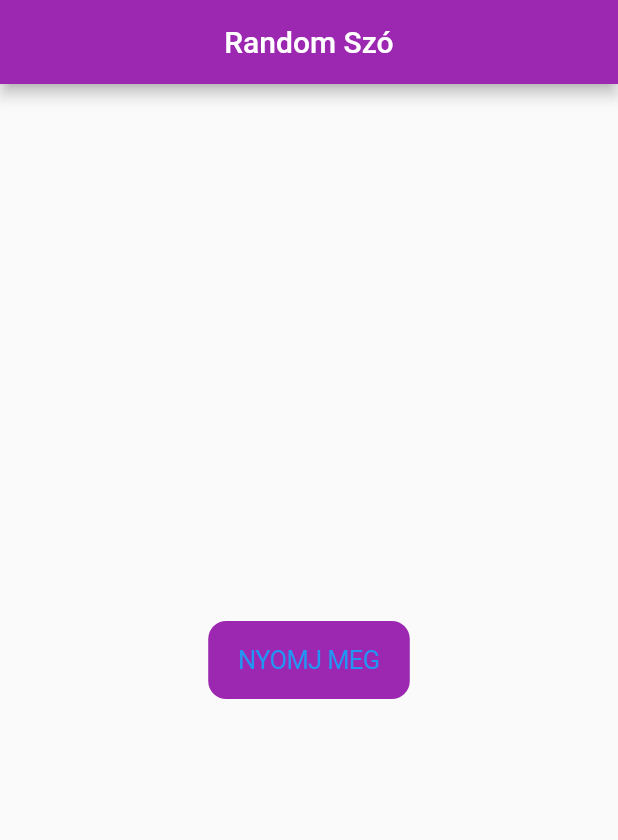
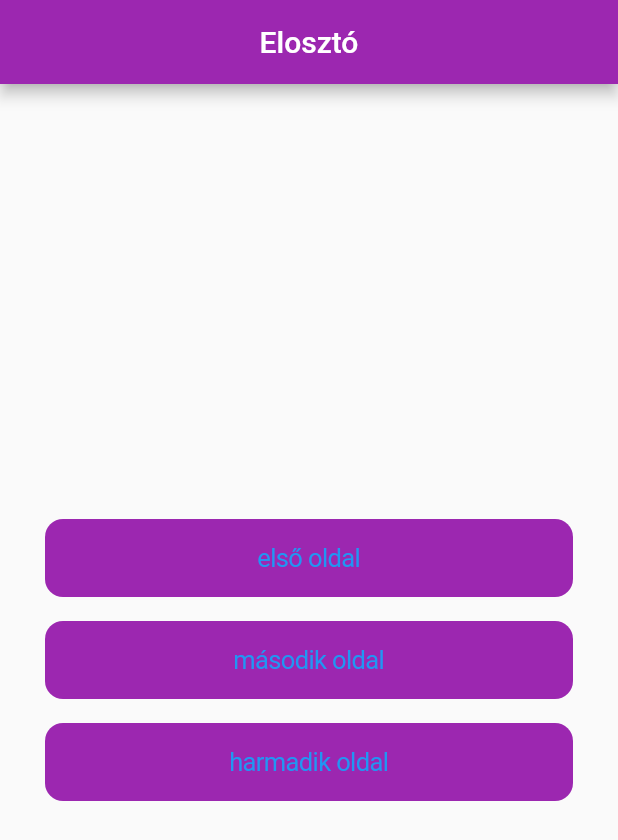
Before and after one commit to SALANKIII/sajatrandomword, a Flutter app: the screen it shows after launch, on a phone screen of 412 x 824 dp. Shown: the top 840 px of the screen. Run offline on Flutter 3.47's test engine with Material 2 defaults, Android fonts, the phone set to English and light mode, and no system bars; our stand-ins replace get.

Commit message:
try3, szamlalo, eloszto

```diff
--- /dev/null
+++ b/lib/controllers/home_view_controller.dart
@@ -0,0 +1,5 @@
+import 'package:get/get.dart';
+
+class HomeViewController extends GetxController{
+
+}
--- a/lib/main.dart
+++ b/lib/main.dart
@@ -1,10 +1,12 @@
 import 'package:flutter/material.dart';
 import 'package:get/get_navigation/src/root/get_material_app.dart';
+import 'package:sajatgyak/views/home_view.dart';
 import 'package:sajatgyak/views/sajat_view.dart';
+import 'package:sajatgyak/views/timer_view.dart';
 
 void main() {
   runApp(GetMaterialApp(
     debugShowCheckedModeBanner: false,
-    home: SajatView(),
+    home: HomeView(),
   ));
 }
--- /dev/null
+++ b/lib/views/home_view.dart
@@ -0,0 +1,50 @@
+import 'package:flutter/cupertino.dart';
+import 'package:flutter/material.dart';
+import 'package:get/get.dart';
+import 'package:sajatgyak/views/sajat_view.dart';
+
+class HomeView extends StatelessWidget {
+  const HomeView({super.key});
+
+  @override
+  Widget build(BuildContext context) {
+    return Scaffold(
+      appBar: AppBar(title: Center(child: Text("Elosztó")), backgroundColor: Colors.purple,),
+      body: Center(
+        child: Column(
+          mainAxisAlignment: MainAxisAlignment.center,
+          crossAxisAlignment: CrossAxisAlignment.stretch,
+          children: [
+            Padding(
+              padding: const EdgeInsets.symmetric(horizontal: 30, vertical: 8),
+              child: CupertinoButton(
+                  color: Colors.purple,
+                  child: Text("első oldal"),
+                  onPressed: () {
+                    Get.to(SajatView(), transition: Transition.cupertino);
+                  }),
+            ),
+                Padding(
+                  padding: const EdgeInsets.symmetric(horizontal: 30, vertical: 8),
+                  child: CupertinoButton(
+                  color: Colors.purple,
+                  child: Text("második oldal"),
+                  onPressed: () {
+                    Get.to(SajatView());
+                  }),
+                ),
+                Padding(
+                  padding: const EdgeInsets.symmetric(horizontal: 30, vertical: 8),
+                  child: CupertinoButton(
+                  color: Colors.purple,
+                  child: Text("harmadik oldal"),
+                  onPressed: () {
+                    Get.to(SajatView());
+                  }),
+                )
+          ],
+        ),
+      ),
+    );
+  }
+}
```
Also changed, not shown: lib/controllers/sajat_view_controller.dart (+4 -3 lines), lib/controllers/timer_view_controller.dart (added, +40 -0 lines), lib/views/timer_view.dart (added, +37 -0 lines).
